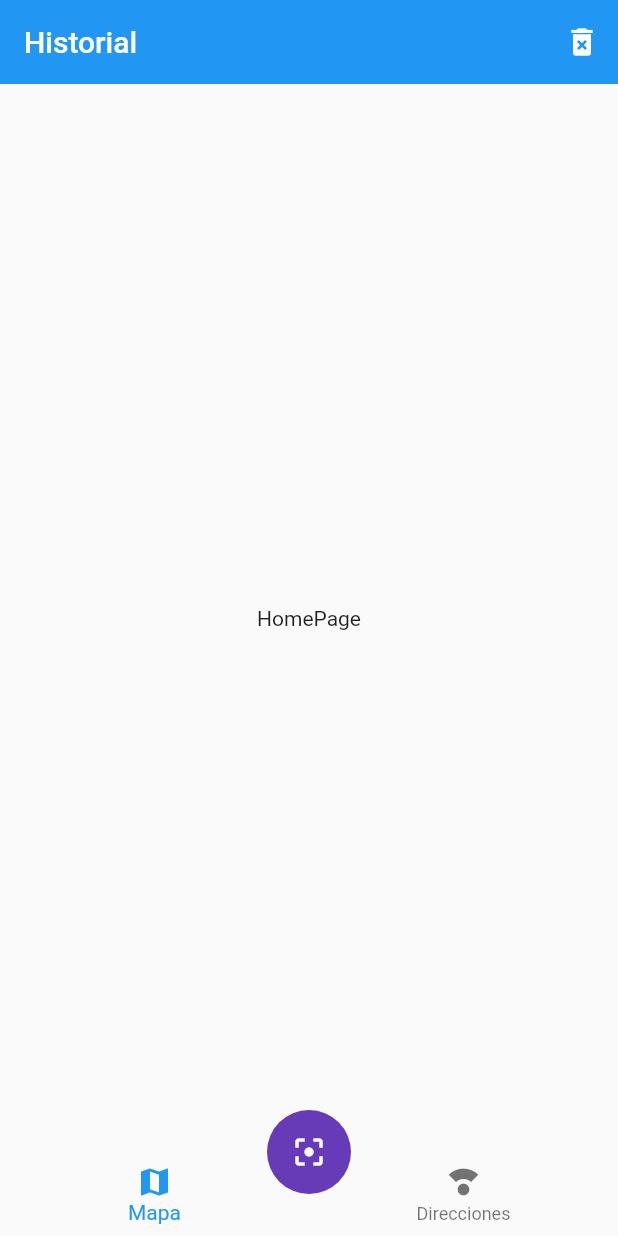
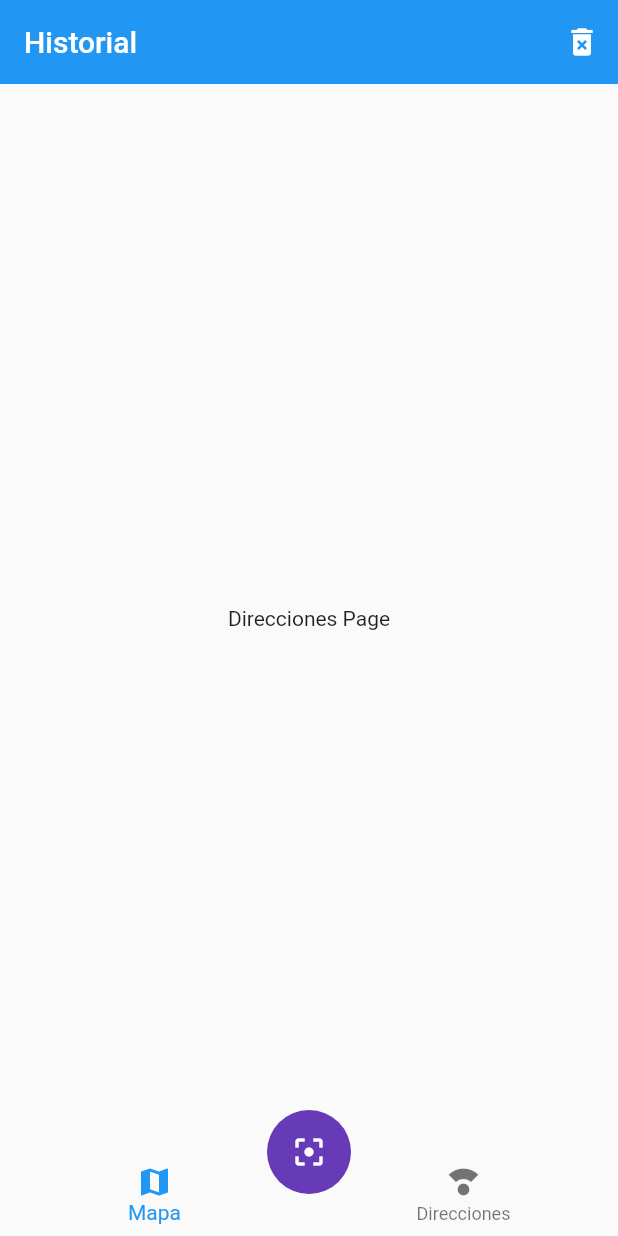
Before and after one commit to emersongonzal86/qr_reader, a Flutter app: the screen it shows after launch, on a phone screen of 412 x 824 dp. Run offline on Flutter 3.47's test engine with Material 2 defaults, Android fonts, the phone set to English and light mode, and no system bars.

Commit message:
Change the page according the selected tab

```diff
--- /dev/null
+++ b/lib/pages/direcciones_page.dart
@@ -0,0 +1,14 @@
+import 'package:flutter/material.dart';
+
+class DireccionesPage extends StatelessWidget {
+
+  const DireccionesPage({Key? key}) : super(key: key);
+
+  @override
+  Widget build(BuildContext context) {
+    return Center(
+      child: Text('Direcciones Page'),
+
+    );
+  }
+}
--- a/lib/pages/home_page.dart
+++ b/lib/pages/home_page.dart
@@ -1,4 +1,6 @@
 import 'package:flutter/material.dart';
+import 'package:qr_reader/pages/direcciones_page.dart';
+import 'package:qr_reader/pages/mapas_page.dart';
 import 'package:qr_reader/widgets/custom_navigationbar.dart';
 import 'package:qr_reader/widgets/scan_button.dart';
 
@@ -15,12 +17,32 @@ class HomePage extends StatelessWidget {
           IconButton(icon: Icon(Icons.delete_forever), onPressed: () {})
         ],
       ),
-      body: Center(
-        child: Text('HomePage'),
-      ),
+      body: _HomePageBody(),
       bottomNavigationBar: CustomNavigationBar(),
       floatingActionButton: ScanButton(),
       floatingActionButtonLocation: FloatingActionButtonLocation.centerDocked,
     );
   }
 }
+
+class _HomePageBody extends StatelessWidget {
+  const _HomePageBody({super.key});
+
+  @override
+  Widget build(BuildContext context) {
+
+    //cambiar para mostrar la pagina respectiva
+    final currentIndex = 1;
+
+    switch (currentIndex) {
+      case 0:
+        return MapasPage();
+
+      case 1:
+        return DireccionesPage();
+
+      default:
+        return MapasPage();
+    }
+  }
+}
--- /dev/null
+++ b/lib/pages/mapas_page.dart
@@ -0,0 +1,14 @@
+import 'package:flutter/material.dart';
+
+class MapasPage extends StatelessWidget {
+
+  const MapasPage({Key? key}) : super(key: key);
+
+  @override
+  Widget build(BuildContext context) {
+    return Center(
+      child: Text('Mapas Page'),
+
+    );
+  }
+}
--- a/lib/widgets/custom_navigationbar.dart
+++ b/lib/widgets/custom_navigationbar.dart
@@ -5,8 +5,10 @@ class CustomNavigationBar extends StatelessWidget {
 
   @override
   Widget build(BuildContext context) {
+    final currentIndex = 0;
+
     return BottomNavigationBar(
-      currentIndex: 0,
+      currentIndex: currentIndex,
       elevation: 0,
       items: <BottomNavigationBarItem>[
         BottomNavigationBarItem(icon: Icon(Icons.map), label: 'Mapa'),
```
